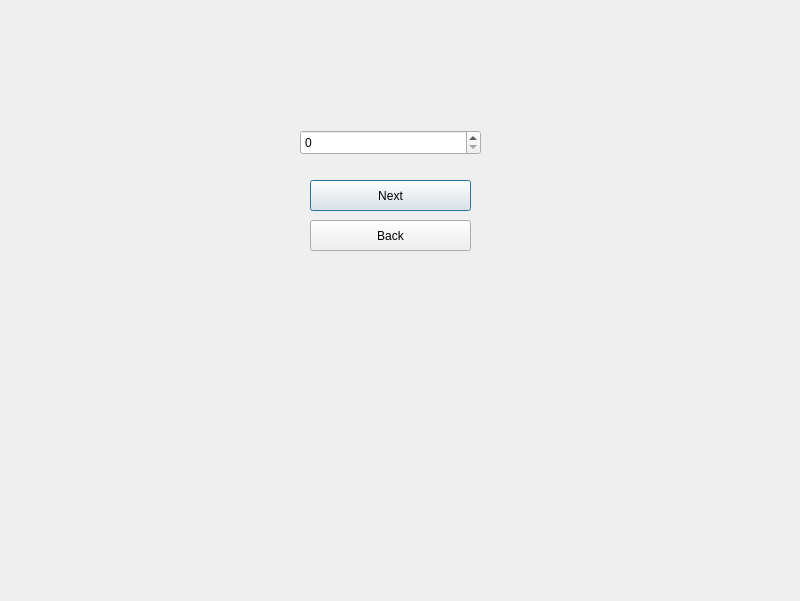
This is start.ui in Matin0789/Condottiere- as Qt 5 draws it before an edit. The edited form follows.
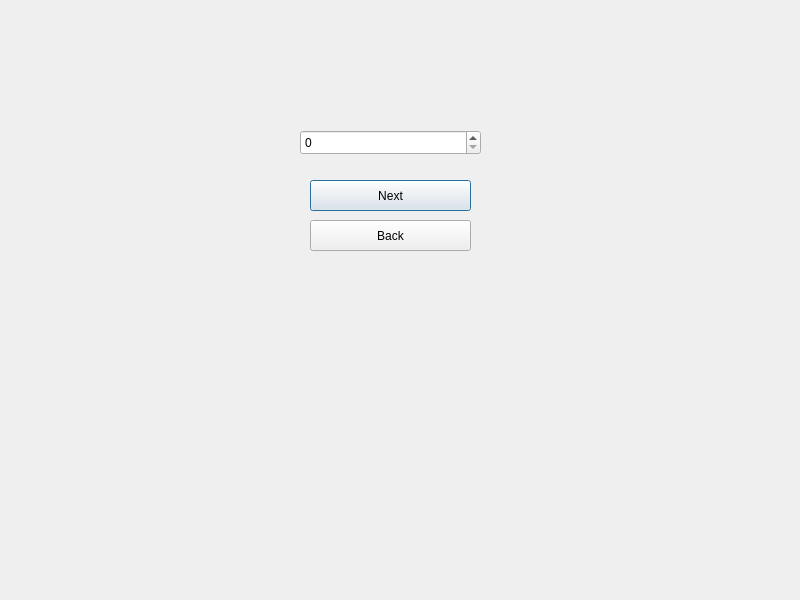
This is the edited form. Icons and pictures are not drawn.

The edit to the form file:
```diff
--- a/start.ui
+++ b/start.ui
@@ -7,7 +7,7 @@
     <x>0</x>
     <y>0</y>
     <width>800</width>
-    <height>601</height>
+    <height>600</height>
    </rect>
   </property>
   <property name="windowTitle">
```
Left out of the diff: 6 changed lines with no effect on the pictures.
